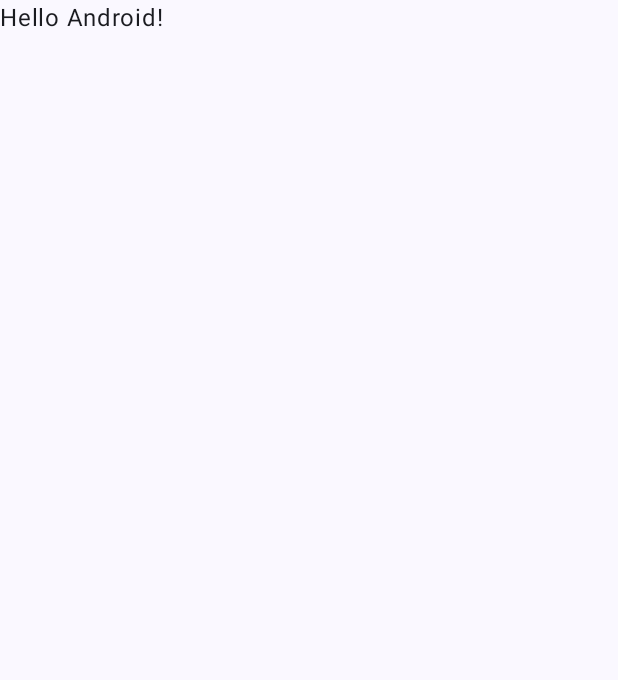
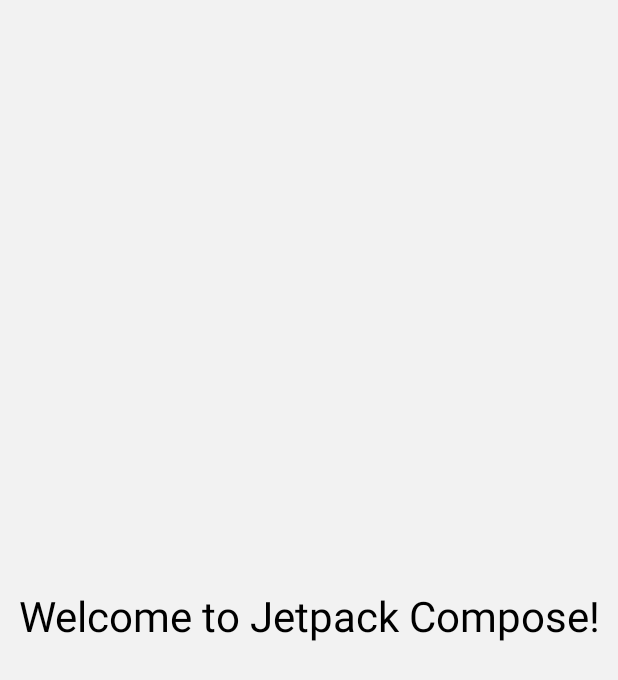
Before and after one commit to luadevsec/Veia-Game, an Android app built with Jetpack Compose: the screen it shows after launch (MainActivity), on a phone screen of 412 x 824 dp. Before the commit the part shown is almost empty. Shown: the top 680 px of the screen. Run offline under Robolectric (Android 15) with nearby library versions, the phone set to English and light mode, and no system bars.

Commit message:
hello world no compose
tentativa de aplicar o jetpack compose no projeto

```diff
--- a/app/src/main/java/com/example/veia_game/Componnents/init.kt
+++ /dev/null
@@ -1,4 +0,0 @@
-package com.example.veia_game.Componnents
-
-class init {
-}
--- a/app/src/main/java/com/example/veia_game/MainActivity.kt
+++ b/app/src/main/java/com/example/veia_game/MainActivity.kt
@@ -3,44 +3,16 @@ package com.example.veia_game
 import android.os.Bundle
 import androidx.activity.ComponentActivity
 import androidx.activity.compose.setContent
-import androidx.compose.foundation.layout.fillMaxSize
-import androidx.compose.material3.MaterialTheme
-import androidx.compose.material3.Surface
-import androidx.compose.material3.Text
-import androidx.compose.runtime.Composable
-import androidx.compose.ui.Modifier
-import androidx.compose.ui.tooling.preview.Preview
-import com.example.veia_game.ui.theme.VeiaGameTheme
+import com.example.veia_game.ui.view.pages.MainScreen
+import com.example.veia_game.ui.theme.MyApplicationTheme
 
 class MainActivity : ComponentActivity() {
     override fun onCreate(savedInstanceState: Bundle?) {
         super.onCreate(savedInstanceState)
         setContent {
-            VeiaGameTheme {
-                // A surface container using the 'background' color from the theme
-                Surface(
-                    modifier = Modifier.fillMaxSize(),
-                    color = MaterialTheme.colorScheme.background
-                ) {
-                    Greeting("Android")
-                }
+            MyApplicationTheme {
+                MainScreen()
             }
         }
     }
 }
-
-@Composable
-fun Greeting(name: String, modifier: Modifier = Modifier) {
-    Text(
-        text = "Hello $name!",
-        modifier = modifier
-    )
-}
-
-@Preview(showBackground = true)
-@Composable
-fun GreetingPreview() {
-    VeiaGameTheme {
-        Greeting("Android")
-    }
-}
--- a/app/src/main/java/com/example/veia_game/Model/init.kt
+++ /dev/null
@@ -1,4 +0,0 @@
-package com.example.veia_game.Model
-
-class init {
-}
--- a/app/src/main/java/com/example/veia_game/View/init.kt
+++ /dev/null
@@ -1,4 +0,0 @@
-package com.example.veia_game.View
-
-class init {
-}
--- a/app/src/main/java/com/example/veia_game/ViewModel/init.kt
+++ /dev/null
@@ -1,4 +0,0 @@
-package com.example.veia_game.ViewModel
-
-class init {
-}
--- a/app/src/main/java/com/example/veia_game/ui/theme/Theme.kt
+++ b/app/src/main/java/com/example/veia_game/ui/theme/Theme.kt
@@ -1,70 +1,26 @@
 package com.example.veia_game.ui.theme
 
-import android.app.Activity
-import android.os.Build
-import androidx.compose.foundation.isSystemInDarkTheme
 import androidx.compose.material3.MaterialTheme
-import androidx.compose.material3.darkColorScheme
-import androidx.compose.material3.dynamicDarkColorScheme
-import androidx.compose.material3.dynamicLightColorScheme
 import androidx.compose.material3.lightColorScheme
 import androidx.compose.runtime.Composable
-import androidx.compose.runtime.SideEffect
-import androidx.compose.ui.graphics.toArgb
-import androidx.compose.ui.platform.LocalContext
-import androidx.compose.ui.platform.LocalView
-import androidx.core.view.WindowCompat
+import androidx.compose.ui.graphics.Color
 
-private val DarkColorScheme = darkColorScheme(
-    primary = Purple80,
-    secondary = PurpleGrey80,
-    tertiary = Pink80
-)
-
-private val LightColorScheme = lightColorScheme(
-    primary = Purple40,
-    secondary = PurpleGrey40,
-    tertiary = Pink40
-
-    /* Other default colors to override
-    background = Color(0xFFFFFBFE),
-    surface = Color(0xFFFFFBFE),
+private val LightColors = lightColorScheme(
+    primary = Color(0xFF6200EE),
     onPrimary = Color.White,
-    onSecondary = Color.White,
-    onTertiary = Color.White,
-    onBackground = Color(0xFF1C1B1F),
-    onSurface = Color(0xFF1C1B1F),
-    */
+    secondary = Color(0xFF03DAC5),
+    onSecondary = Color.Black,
+    background = Color(0xFFF2F2F2),
+    surface = Color.White,
+    onBackground = Color.Black,
+    onSurface = Color.Black
 )
 
 @Composable
-fun VeiaGameTheme(
-    darkTheme: Boolean = isSystemInDarkTheme(),
-    // Dynamic color is available on Android 12+
-    dynamicColor: Boolean = true,
-    content: @Composable () -> Unit
-) {
-    val colorScheme = when {
-        dynamicColor && Build.VERSION.SDK_INT >= Build.VERSION_CODES.S -> {
-            val context = LocalContext.current
-            if (darkTheme) dynamicDarkColorScheme(context) else dynamicLightColorScheme(context)
-        }
-
-        darkTheme -> DarkColorScheme
-        else -> LightColorScheme
-    }
-    val view = LocalView.current
-    if (!view.isInEditMode) {
-        SideEffect {
-            val window = (view.context as Activity).window
-            window.statusBarColor = colorScheme.primary.toArgb()
-            WindowCompat.getInsetsController(window, view).isAppearanceLightStatusBars = darkTheme
-        }
-    }
-
+fun MyApplicationTheme(content: @Composable () -> Unit) {
     MaterialTheme(
-        colorScheme = colorScheme,
-        typography = Typography,
+        colorScheme = LightColors,
+        typography = MaterialTheme.typography,
         content = content
     )
 }
--- /dev/null
+++ b/app/src/main/java/com/example/veia_game/ui/view/pages/MainScreen.kt
@@ -0,0 +1,34 @@
+package com.example.veia_game.ui.view.pages
+
+import androidx.compose.foundation.layout.*
+import androidx.compose.material3.*
+import androidx.compose.runtime.Composable
+import androidx.compose.runtime.collectAsState
+import androidx.compose.ui.Alignment
+import androidx.compose.ui.Modifier
+import androidx.compose.ui.tooling.preview.Preview
+import androidx.lifecycle.viewmodel.compose.viewModel
+import com.example.veia_game.view_model.MainViewModel
+
+@Composable
+fun MainScreen(viewModel: MainViewModel = viewModel()) {
+    val message = viewModel.message.collectAsState()
+
+    Surface(
+        modifier = Modifier.fillMaxSize(),
+        color = MaterialTheme.colorScheme.background
+    ) {
+        Box(
+            contentAlignment = Alignment.Center,
+            modifier = Modifier.fillMaxSize()
+        ) {
+            Text(text = message.value, style = MaterialTheme.typography.headlineMedium)
+        }
+    }
+}
+
+@Preview(showBackground = true)
+@Composable
+fun MainScreenPreview() {
+    MainScreen()
+}
--- /dev/null
+++ b/app/src/main/java/com/example/veia_game/view_model/MainViewModel.kt
@@ -0,0 +1,20 @@
+package com.example.veia_game.view_model
+
+import androidx.lifecycle.ViewModel
+import androidx.lifecycle.viewModelScope
+import kotlinx.coroutines.delay
+import kotlinx.coroutines.flow.MutableStateFlow
+import kotlinx.coroutines.flow.StateFlow
+import kotlinx.coroutines.launch
+
+class MainViewModel : ViewModel() {
+    private val _message = MutableStateFlow("Hello, World!")
+    val message: StateFlow<String> = _message
+
+    init {
+        viewModelScope.launch {
+            delay(3000)
+            _message.value = "Welcome to Jetpack Compose!"
+        }
+    }
+}
--- a/build.gradle.kts
+++ b/build.gradle.kts
@@ -1,5 +1,6 @@
 // Top-level build file where you can add configuration options common to all sub-projects/modules.
 plugins {
-    alias(libs.plugins.androidApplication) apply false
-    alias(libs.plugins.jetbrainsKotlinAndroid) apply false
+    id("com.android.application") version "8.2.0" apply false
+    id("com.android.library") version "8.2.0" apply false
+    id("org.jetbrains.kotlin.android") version "1.8.20" apply false
 }
```
Also changed, not shown: app/build.gradle.kts (+25 -42 lines), app/src/main/AndroidManifest.xml (+3 -12 lines), 1 other file.
